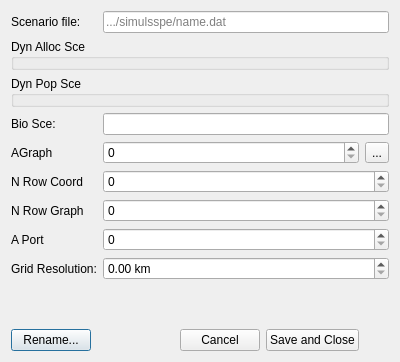
Old version of the form qtgui/scenariodialog.ui in the repository frabas/DISPLACE_GUI.
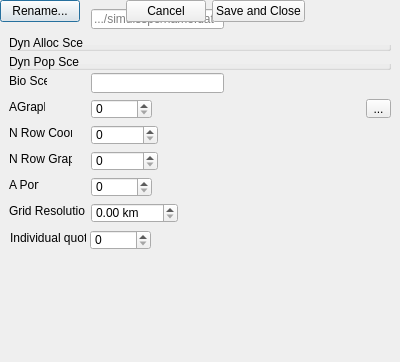
New version of the form.

Commit message: simulator and scenario ui: fix on the individual vessel quotas

```diff
--- a/qtgui/scenariodialog.ui
+++ b/qtgui/scenariodialog.ui
@@ -13,108 +13,257 @@
   <property name="windowTitle">
    <string>Scenario</string>
   </property>
-  <layout class="QGridLayout" name="gridLayout" columnstretch="0,1,0" columnminimumwidth="0,0,0">
-   <item row="0" column="0">
     <widget class="QLabel" name="label">
+   <property name="geometry">
+    <rect>
+     <x>9</x>
+     <y>9</y>
+     <width>62</width>
+     <height>16</height>
+    </rect>
+   </property>
      <property name="text">
       <string>Scenario file:</string>
      </property>
     </widget>
-   </item>
-   <item row="0" column="1" colspan="2">
     <widget class="QLineEdit" name="scenarioPath">
+   <property name="geometry">
+    <rect>
+     <x>91</x>
+     <y>9</y>
+     <width>133</width>
+     <height>20</height>
+    </rect>
+   </property>
      <property name="placeholderText">
       <string>.../simulsspe/name.dat</string>
      </property>
     </widget>
-   </item>
-   <item row="1" column="0" colspan="3">
     <widget class="QGroupBox" name="group_dyn_alloc_sce">
+   <property name="geometry">
+    <rect>
+     <x>9</x>
+     <y>35</y>
+     <width>382</width>
+     <height>16</height>
+    </rect>
+   </property>
      <property name="title">
       <string>Dyn Alloc Sce</string>
      </property>
     </widget>
-   </item>
-   <item row="2" column="0" colspan="3">
     <widget class="QGroupBox" name="group_dyn_pop_sce">
+   <property name="geometry">
+    <rect>
+     <x>9</x>
+     <y>54</y>
+     <width>382</width>
+     <height>16</height>
+    </rect>
+   </property>
      <property name="title">
       <string>Dyn Pop Sce</string>
      </property>
     </widget>
-   </item>
-   <item row="3" column="0">
     <widget class="QLabel" name="label_3">
+   <property name="geometry">
+    <rect>
+     <x>9</x>
+     <y>73</y>
+     <width>38</width>
+     <height>16</height>
+    </rect>
+   </property>
      <property name="text">
       <string>Bio Sce:</string>
      </property>
     </widget>
-   </item>
-   <item row="3" column="1" colspan="2">
-    <widget class="QLineEdit" name="biol_sce"/>
-   </item>
-   <item row="4" column="0">
+  <widget class="QLineEdit" name="biol_sce">
+   <property name="geometry">
+    <rect>
+     <x>91</x>
+     <y>73</y>
+     <width>133</width>
+     <height>20</height>
+    </rect>
+   </property>
+  </widget>
     <widget class="QLabel" name="label_4">
+   <property name="geometry">
+    <rect>
+     <x>9</x>
+     <y>99</y>
+     <width>36</width>
+     <height>16</height>
+    </rect>
+   </property>
      <property name="text">
       <string>AGraph</string>
      </property>
     </widget>
-   </item>
-   <item row="4" column="1">
     <widget class="QSpinBox" name="agraph">
+   <property name="geometry">
+    <rect>
+     <x>91</x>
+     <y>99</y>
+     <width>61</width>
+     <height>20</height>
+    </rect>
+   </property>
      <property name="maximum">
       <number>100000</number>
      </property>
     </widget>
-   </item>
-   <item row="4" column="2">
     <widget class="QToolButton" name="graphBrowse">
+   <property name="geometry">
+    <rect>
+     <x>366</x>
+     <y>99</y>
+     <width>25</width>
+     <height>19</height>
+    </rect>
+   </property>
      <property name="text">
       <string>...</string>
      </property>
     </widget>
-   </item>
-   <item row="5" column="0">
     <widget class="QLabel" name="label_8">
+   <property name="geometry">
+    <rect>
+     <x>9</x>
+     <y>125</y>
+     <width>63</width>
+     <height>16</height>
+    </rect>
+   </property>
      <property name="text">
       <string>N Row Coord</string>
      </property>
     </widget>
-   </item>
-   <item row="6" column="0">
     <widget class="QLabel" name="label_5">
+   <property name="geometry">
+    <rect>
+     <x>9</x>
+     <y>151</y>
+     <width>63</width>
+     <height>16</height>
+    </rect>
+   </property>
      <property name="text">
       <string>N Row Graph</string>
      </property>
     </widget>
-   </item>
-   <item row="7" column="0">
     <widget class="QLabel" name="label_6">
+   <property name="geometry">
+    <rect>
+     <x>9</x>
+     <y>177</y>
+     <width>30</width>
+     <height>16</height>
+    </rect>
+   </property>
      <property name="text">
       <string>A Port</string>
      </property>
     </widget>
-   </item>
-   <item row="8" column="0">
     <widget class="QLabel" name="label_7">
+   <property name="geometry">
+    <rect>
+     <x>9</x>
+     <y>203</y>
+     <width>76</width>
+     <height>16</height>
+    </rect>
+   </property>
      <property name="text">
       <string>Grid Resolution:</string>
      </property>
     </widget>
-   </item>
-   <item row="9" column="1">
-    <spacer name="verticalSpacer">
-     <property name="orientation">
-      <enum>Qt::Vertical</enum>
-     </property>
-     <property name="sizeHint" stdset="0">
-      <size>
-       <width>20</width>
-       <height>40</height>
-      </size>
-     </property>
-    </spacer>
-   </item>
-   <item row="10" column="0" colspan="2">
+  <widget class="QSpinBox" name="nrowcoord">
+   <property name="geometry">
+    <rect>
+     <x>91</x>
+     <y>125</y>
+     <width>67</width>
+     <height>20</height>
+    </rect>
+   </property>
+   <property name="maximum">
+    <number>1000000</number>
+   </property>
+  </widget>
+  <widget class="QSpinBox" name="nrowgraph">
+   <property name="geometry">
+    <rect>
+     <x>91</x>
+     <y>151</y>
+     <width>67</width>
+     <height>20</height>
+    </rect>
+   </property>
+   <property name="maximum">
+    <number>1000000</number>
+   </property>
+  </widget>
+  <widget class="QSpinBox" name="aport">
+   <property name="geometry">
+    <rect>
+     <x>91</x>
+     <y>177</y>
+     <width>61</width>
+     <height>20</height>
+    </rect>
+   </property>
+   <property name="maximum">
+    <number>100000</number>
+   </property>
+  </widget>
+  <widget class="QDoubleSpinBox" name="gridres">
+   <property name="geometry">
+    <rect>
+     <x>91</x>
+     <y>203</y>
+     <width>87</width>
+     <height>20</height>
+    </rect>
+   </property>
+   <property name="suffix">
+    <string> km</string>
+   </property>
+   <property name="maximum">
+    <double>10000.000000000000000</double>
+   </property>
+   <property name="singleStep">
+    <double>0.500000000000000</double>
+   </property>
+  </widget>
+  <widget class="QSpinBox" name="isvesselquotas">
+   <property name="geometry">
+    <rect>
+     <x>90</x>
+     <y>230</y>
+     <width>61</width>
+     <height>20</height>
+    </rect>
+   </property>
+   <property name="maximum">
+    <number>1</number>
+   </property>
+  </widget>
+  <widget class="QLabel" name="label_9">
+   <property name="geometry">
+    <rect>
+     <x>10</x>
+     <y>230</y>
+     <width>76</width>
+     <height>16</height>
+    </rect>
+   </property>
+   <property name="text">
+    <string>Individual quotas</string>
+   </property>
+  </widget>
+  <widget class="QWidget" name="">
     <layout class="QHBoxLayout" name="horizontalLayout">
      <item>
       <widget class="QPushButton" name="rename">
@@ -151,42 +300,7 @@
       </widget>
      </item>
     </layout>
-   </item>
-   <item row="5" column="1" colspan="2">
-    <widget class="QSpinBox" name="nrowcoord">
-     <property name="maximum">
-      <number>1000000</number>
-     </property>
-    </widget>
-   </item>
-   <item row="6" column="1" colspan="2">
-    <widget class="QSpinBox" name="nrowgraph">
-     <property name="maximum">
-      <number>1000000</number>
-     </property>
-    </widget>
-   </item>
-   <item row="7" column="1" colspan="2">
-    <widget class="QSpinBox" name="aport">
-     <property name="maximum">
-      <number>100000</number>
-     </property>
-    </widget>
-   </item>
-   <item row="8" column="1" colspan="2">
-    <widget class="QDoubleSpinBox" name="gridres">
-     <property name="suffix">
-      <string> km</string>
-     </property>
-     <property name="maximum">
-      <double>10000.000000000000000</double>
-     </property>
-     <property name="singleStep">
-      <double>0.500000000000000</double>
-     </property>
-    </widget>
-   </item>
-  </layout>
+  </widget>
  </widget>
  <tabstops>
   <tabstop>biol_sce</tabstop>
```
Lines whose indentation alone changed are shown as unchanged. The commit also changes 11 other files.
